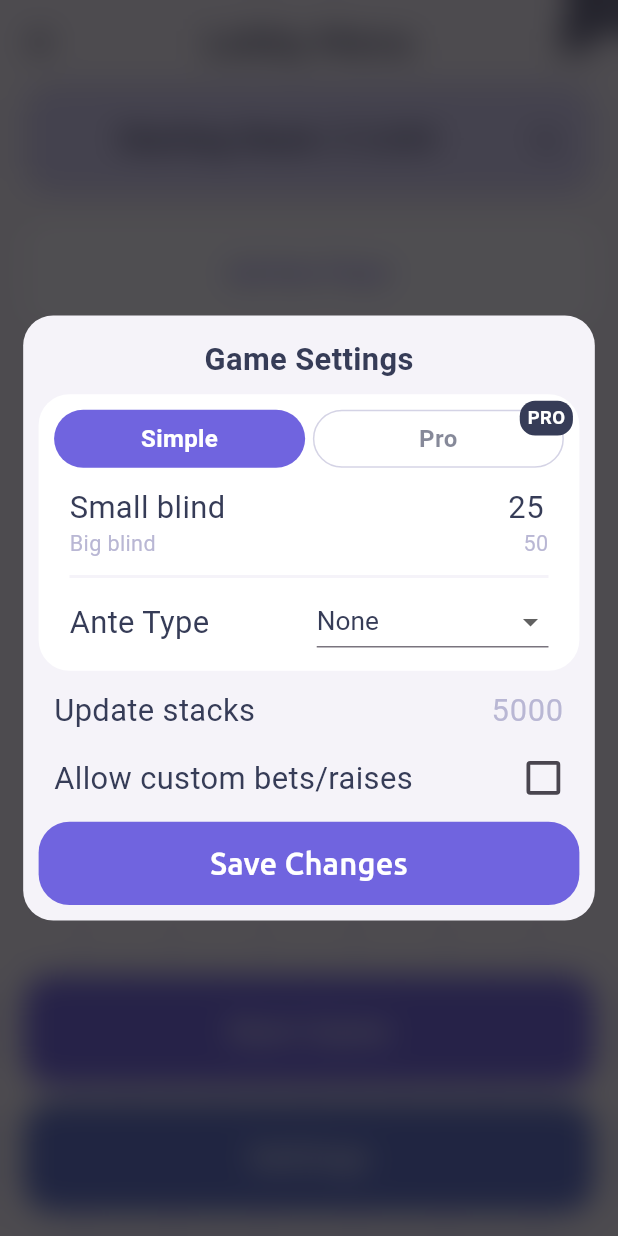
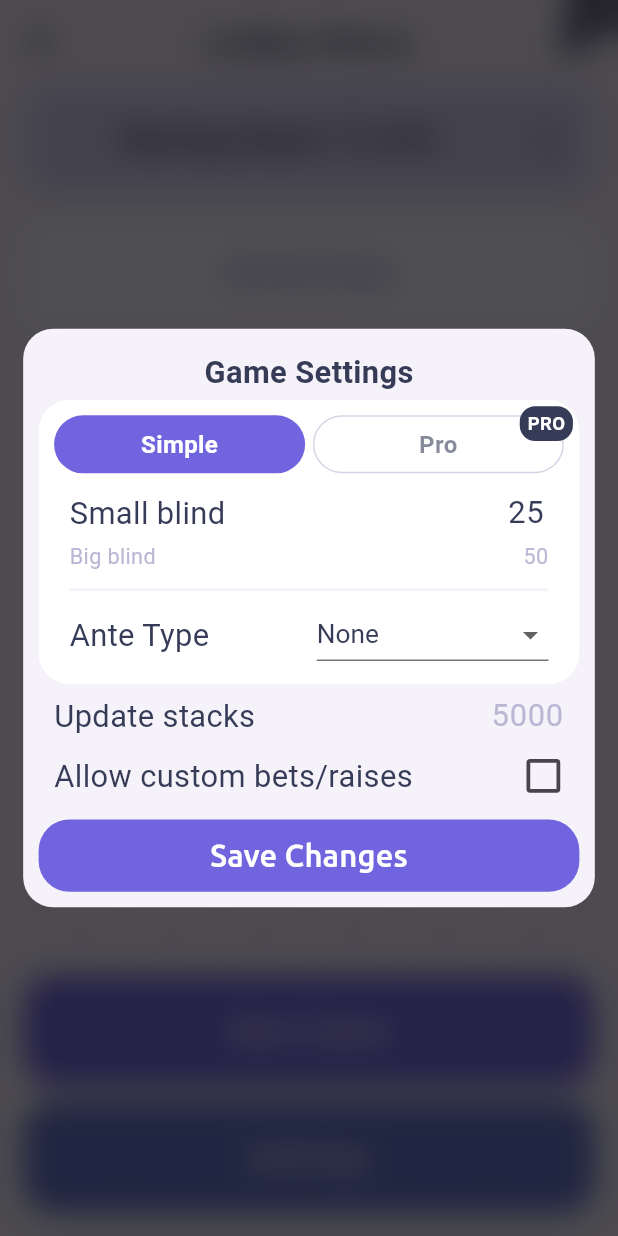
Before and after one commit to goliksim/pocket_chips, a Flutter app: the LobbyPage screen opened directly, after a tap on "Settings", on a phone screen of 412 x 824 dp. Run offline on Flutter 3.47's test engine with Material 3 defaults, Android fonts, the phone set to English and light mode, and no system bars; our stand-ins replace firebase_analytics, firebase_core, firebase_crashlytics, firebase_remote_config, flutter_riverpod, flutter_screenutil and 9 more; missing offline and left inert: flutter_mailer, onboarding; accounts and stored records are empty; generated files the repository leaves out were written again; network calls fail; project files that could hold a hidden picture were left out.

Commit message:
fix: bank warnings/settings scroll/custom bet logic

```diff
--- a/lib/di/view_models.dart
+++ b/lib/di/view_models.dart
@@ -89,7 +89,7 @@ final bankEditorViewModelProvider = Provider.autoDispose<BankEditorViewModel>(
       strings: ref.read(stringsProvider),
       pop: () => ref.read(navigationManagerProvider).pop(),
       currentDefaultBank: lobbyState.defaultBank,
-      currentBigBlind: lobbyState.maxBigBlindValue,
+      minRecommendedStartingStack: lobbyState.minRecommendedStartingStack,
     );
   },
 );
--- a/lib/domain/models/game/blind_level_model.dart
+++ b/lib/domain/models/game/blind_level_model.dart
@@ -22,3 +22,7 @@ abstract class BlindLevelModel with _$BlindLevelModel {
     int? anteValue,
   }) = _BlindLevelModel;
 }
+
+extension BlindLevelModelX on BlindLevelModel {
+  int get minRecommendedStartingStack => smallBlind * 2 + (anteValue ?? 0);
+}
--- a/lib/l10n/app_localizations.dart
+++ b/lib/l10n/app_localizations.dart
@@ -716,17 +716,11 @@ abstract class AppLocalizations {
   /// **'Welcome to New Game!'**
   String get game_welc;
 
-  /// No description provided for @game_turn1.
+  /// No description provided for @game_turn.
   ///
   /// In en, this message translates to:
   /// **'Turn'**
-  String get game_turn1;
-
-  /// No description provided for @game_turn2.
-  ///
-  /// In en, this message translates to:
-  /// **'of'**
-  String get game_turn2;
+  String get game_turn;
 
   /// No description provided for @game_shdw.
   ///
@@ -751,12 +745,6 @@ abstract class AppLocalizations {
   /// In en, this message translates to:
   /// **'Flop'**
   String get game_flop;
-
-  /// No description provided for @game_turn.
-  ///
-  /// In en, this message translates to:
-  /// **'Turn'**
-  String get game_turn;
 
   /// No description provided for @game_river.
   ///
@@ -908,40 +896,22 @@ abstract class AppLocalizations {
   /// **'You cant play without players'**
   String get toast_moreplay2;
 
-  /// No description provided for @toast_bank1.
-  ///
-  /// In en, this message translates to:
-  /// **'We recommend a value for the stack at least big blind'**
-  String get toast_bank1;
-
-  /// No description provided for @toast_bank2.
-  ///
-  /// In en, this message translates to:
-  /// **'In your case'**
-  String get toast_bank2;
-
   /// No description provided for @toast_bank3.
   ///
   /// In en, this message translates to:
   /// **'The stack cannot be zero'**
   String get toast_bank3;
 
-  /// No description provided for @toast_bank4.
+  /// No description provided for @toast_bank_warning.
   ///
   /// In en, this message translates to:
-  /// **'We recommend a Big Blind value less than Stack'**
-  String get toast_bank4;
-
-  /// No description provided for @toast_bank5.
-  ///
-  /// In en, this message translates to:
-  /// **'The Small Blind cannot be zero'**
-  String get toast_bank5;
+  /// **'Attention! Starting stack is lower than the required forced bets'**
+  String get toast_bank_warning;
 
   /// No description provided for @toast_custom_bet_warning.
   ///
   /// In en, this message translates to:
-  /// **'This bet is possible, but it violates the minimum raise rules'**
+  /// **'This bet is possible, but it violates the min raise rules'**
   String get toast_custom_bet_warning;
 
   /// No description provided for @toast_ante_zero.
@@ -955,12 +925,6 @@ abstract class AppLocalizations {
   /// In en, this message translates to:
   /// **'Levels count cannot be zero'**
   String get toast_levels_zero;
-
-  /// No description provided for @toast_stack_warning.
-  ///
-  /// In en, this message translates to:
-  /// **'We not recommend Stack less than Big Blind + Ante'**
-  String get toast_stack_warning;
 
   /// No description provided for @toast_cannot_be_zero.
   ///
--- a/lib/presentation/game/widgets/game_contol/control_buttons.dart
+++ b/lib/presentation/game/widgets/game_contol/control_buttons.dart
@@ -66,7 +66,8 @@ class ControlButtons extends StatelessWidget {
     );
   }
 
-  bool get _raiseButtonActive => state.raiseState.canRaise;
+  bool get _raiseButtonActive =>
+      state.raiseState.canRaise || state.raiseState.raiseIsAllIn;
 
   @override
   Widget build(BuildContext context) {
--- a/lib/presentation/game/widgets/game_contol/raise/raise_buttons.dart
+++ b/lib/presentation/game/widgets/game_contol/raise/raise_buttons.dart
@@ -34,6 +34,7 @@ class _RaiseButtonsState extends State<RaiseButtons> {
     required int additionalBet,
     required int currentBet,
   }) {
+    //TODO bad logic
     final totalBet = additionalBet + currentBet;
     var valueString = totalBet.toSeparatedBank;
 
--- a/lib/presentation/game/widgets/game_contol/raise/raise_field.dart
+++ b/lib/presentation/game/widgets/game_contol/raise/raise_field.dart
@@ -221,6 +221,7 @@ class _RaiseSliderState extends State<_RaiseSlider> {
     super.initState();
   }
 
+  //TODO bad logic
   int get totalBetMin => widget.minBet + widget.currentBet;
   int get totalBetMax => widget.maxBet + widget.currentBet;
 
--- a/lib/presentation/game/widgets/game_title_widget.dart
+++ b/lib/presentation/game/widgets/game_title_widget.dart
@@ -61,7 +61,7 @@ class GameTitleWidgetState extends State<GameTitleWidget> {
   @override
   Widget build(BuildContext context) {
     final playerText = widget.player != null
-        ? '${context.strings.game_turn1} ${context.strings.game_turn2} ${widget.player}'
+        ? '${context.strings.game_turn} ${widget.player}'
         : null;
 
     final displayText = _temporaryStateText ?? playerText ?? widget.gameState;
--- a/lib/presentation/settings/game_settings_dialog.dart
+++ b/lib/presentation/settings/game_settings_dialog.dart
@@ -1,5 +1,6 @@
 import 'dart:ui';
 
+import 'package:collection/collection.dart';
 import 'package:flutter/material.dart';
 
 import '../../app/keys/keys.dart';
@@ -98,15 +99,10 @@ class _GameSettingsDialogState extends State<GameSettingsDialog>
   }
 
   bool _validateLevel(BlindLevelModel level) {
-    final effectiveAnte = (level.anteType == AnteType.bigBlindAnte
-            ? level.smallBlind * 2
-            : level.anteValue) ??
-        0;
-
     final newStartingStack = _startingStack ?? state.startingStack;
 
-    if (newStartingStack < level.smallBlind * 2 + effectiveAnte) {
-      showToast(context.strings.toast_stack_warning);
+    if (newStartingStack < level.minRecommendedStartingStack) {
+      showToast(context.strings.toast_bank_warning);
       return false;
     }
 
@@ -194,8 +190,6 @@ class _GameSettingsDialogState extends State<GameSettingsDialog>
     setState(() {
       _levels = updatedLevels;
     });
-
-    _validateLevel(level);
   }
 
   void onLevelExpansionChanged(int index, bool isExpanded) {
@@ -210,6 +204,8 @@ class _GameSettingsDialogState extends State<GameSettingsDialog>
     if (!_validateStartingStack()) {
       return;
     }
+
+    _validateLevels();
 
     final progressionInterval = _progressionType == BlindProgressionType.manual
         ? null
@@ -247,14 +243,12 @@ class _GameSettingsDialogState extends State<GameSettingsDialog>
         child: ConstrainedBox(
           constraints: BoxConstraints(
             maxHeight: MediaQuery.of(context).size.height * 0.8,
+            maxWidth: stdButtonWidth,
           ),
-          child: SizedBox(
-            width: stdButtonWidth,
           child: Padding(
             padding: EdgeInsets.all(stdHorizontalOffset),
             child: Column(
               mainAxisSize: MainAxisSize.min,
-                spacing: stdHorizontalOffset / 2,
               children: [
                 // Title
                 SizedBox(
@@ -273,11 +267,19 @@ class _GameSettingsDialogState extends State<GameSettingsDialog>
                   ),
                 ),
                 Flexible(
+                  child: ClipRRect(
+                    borderRadius: BorderRadius.circular(stdBorderRadius),
+                    child: SingleChildScrollView(
+                      child: Column(
+                        mainAxisSize: MainAxisSize.min,
+                        children: [
+                          Flexible(
                             child: Container(
                               margin: EdgeInsets.zero,
                               padding: EdgeInsets.all(stdHorizontalOffset),
                               decoration: BoxDecoration(
-                        borderRadius: BorderRadius.circular(stdBorderRadius),
+                                borderRadius:
+                                    BorderRadius.circular(stdBorderRadius),
                                 color: context.theme.playerColor,
                               ),
                               child: Column(
@@ -293,14 +295,14 @@ class _GameSettingsDialogState extends State<GameSettingsDialog>
                                     },
                                   ),
                                   SizedBox(height: stdHorizontalOffset),
-                          (_settingsMode == GameSettingsModeState.simple)
+                                  (_settingsMode ==
+                                          GameSettingsModeState.simple)
                                       ? _SimpleSettingsSection(
                                           blinds: _levels.first,
                                           changeSimpleLevel: (level) =>
                                               _updateLevel(0, level),
                                         )
-                              : Flexible(
-                                  child: _ProSettingsSection(
+                                      : _ProSettingsSection(
                                           progressionType: _progressionType,
                                           progressionIntervalHint:
                                               _progressionInterval.toString(),
@@ -308,7 +310,8 @@ class _GameSettingsDialogState extends State<GameSettingsDialog>
                                               _progressionIntervalController,
                                           levelsCountController:
                                               _levelsCountController,
-                                    levelsCountHint: _levels.length.toString(),
+                                          levelsCountHint:
+                                              _levels.length.toString(),
                                           levels: _levels,
                                           onProgressionTypeChanged: (value) {
                                             if (value == null) {
@@ -325,8 +328,8 @@ class _GameSettingsDialogState extends State<GameSettingsDialog>
                                             });
                                           },
                                           onLevelsCountChanged: (value) {
-                                      final parsed =
-                                          int.tryParse(_digitsOnly(value));
+                                            final parsed = int.tryParse(
+                                                _digitsOnly(value));
                                             if (parsed != null) {
                                               final normalized = clampDouble(
                                                       parsed.toDouble(), 1, 20)
@@ -340,17 +343,17 @@ class _GameSettingsDialogState extends State<GameSettingsDialog>
                                             }
                                           },
                                           onLevelChanged: _updateLevel,
-                                    expandedLevelIndex: _expandedLevelIndex,
+                                          expandedLevelIndex:
+                                              _expandedLevelIndex,
                                           onLevelExpansionChanged:
                                               onLevelExpansionChanged,
-                                  ),
                                         ),
                                   SizedBox(height: stdHorizontalOffset / 2),
                                 ],
                               ),
                             ),
                           ),
-                  SizedBox(),
+                          SizedBox(height: stdHorizontalOffset / 2),
                           // Starting stack
                           Padding(
                             padding: EdgeInsets.only(
@@ -366,7 +369,6 @@ class _GameSettingsDialogState extends State<GameSettingsDialog>
                               onChanged: (_) {
                                 setState(() {});
                                 _validateStartingStack();
-                        _validateLevels();
                               },
                             ),
                           ),
@@ -389,7 +391,8 @@ class _GameSettingsDialogState extends State<GameSettingsDialog>
                                 Transform.scale(
                                   scale: 1.25,
                                   child: Checkbox(
-                            key: GameSettingsKeys.allowCustomBetsCheckbox,
+                                    key: GameSettingsKeys
+                                        .allowCustomBetsCheckbox,
                                     value: _allowCustomBets,
                                     checkColor: Colors.white,
                                     fillColor: WidgetStateProperty.all<Color>(
@@ -403,9 +406,15 @@ class _GameSettingsDialogState extends State<GameSettingsDialog>
                               ],
                             ),
                           ),
+                        ],
+                      ),
+                    ),
+                  ),
+                ),
+                SizedBox(height: stdHorizontalOffset / 2),
                 MyButton(
                   key: GameSettingsKeys.confirmButton,
-                    height: stdButtonHeight * 0.75,
+                  height: stdButtonHeight * 0.65,
                   width: double.infinity,
                   buttonColor: context.theme.primaryColor,
                   textString: context.strings.sett_conf,
@@ -415,6 +424,5 @@ class _GameSettingsDialogState extends State<GameSettingsDialog>
             ),
           ),
         ),
-        ),
       );
 }
--- a/lib/presentation/settings/widgets/settings_level_card.dart
+++ b/lib/presentation/settings/widgets/settings_level_card.dart
@@ -47,7 +47,7 @@ class _SettingsLevelCardState extends State<_SettingsLevelCard> {
     final int? anteValue;
     switch (value) {
       case AnteType.traditional:
-        anteValue = widget.level.smallBlind;
+        anteValue = [widget.level.smallBlind ~/ 10, 1].max;
         break;
       case AnteType.bigBlindAnte:
         anteValue = widget.level.smallBlind * 2;
--- a/lib/presentation/settings/widgets/settings_simple_section.dart
+++ b/lib/presentation/settings/widgets/settings_simple_section.dart
@@ -26,7 +26,7 @@ class _SimpleSettingsSection extends StatelessWidget {
     final int? anteValue;
     switch (value) {
       case AnteType.traditional:
-        anteValue = blinds.smallBlind;
+        anteValue = [blinds.smallBlind ~/ 10, 1].max;
         break;
       case AnteType.bigBlindAnte:
         anteValue = blinds.smallBlind * 2;
@@ -50,8 +50,6 @@ class _SimpleSettingsSection extends StatelessWidget {
           mainAxisSize: MainAxisSize.min,
           spacing: stdHorizontalOffset / 2,
           children: [
-            Column(
-              children: [
             _SettingsNumericField(
               label: context.strings.sett_small_blind,
               initialValue: blinds.smallBlind.toString(),
@@ -63,8 +61,6 @@ class _SimpleSettingsSection extends StatelessWidget {
               label: context.strings.sett_big_blind,
               value: '${blinds.smallBlind * 2}',
               fontSizeMultiplier: 0.7,
-                ),
-              ],
             ),
             Divider(
               color: context.theme.bgrColor,
@@ -93,7 +89,7 @@ class _SimpleSettingsSection extends StatelessWidget {
                 onChanged: _onAnteChanged,
                 allowZero: false,
               ),
-            ]
+            ],
           ],
         ),
       );
```
Also changed, not shown: lib/domain/models/lobby/lobby_state_model.dart (+7 -6 lines), lib/l10n/app_en.arb (+3 -8 lines), lib/l10n/app_localizations_en.dart (+4 -23 lines), lib/l10n/app_localizations_ru.dart (+4 -24 lines), lib/l10n/app_ru.arb (+3 -8 lines), lib/presentation/game/view_model/game_page_view_model.dart (+22 -12 lines), lib/presentation/lobby/lobby_bank_editor/bank_editor_view_model.dart (+5 -5 lines), lib/presentation/lobby/player_editor/view_model/player_editor_view_model.dart (+3 -5 lines), lib/presentation/settings/widgets/settings_fields.dart (+7 -2 lines), lib/presentation/settings/widgets/settings_pro_section.dart (+1 -7 lines). Lines whose indentation alone changed are shown as unchanged.
